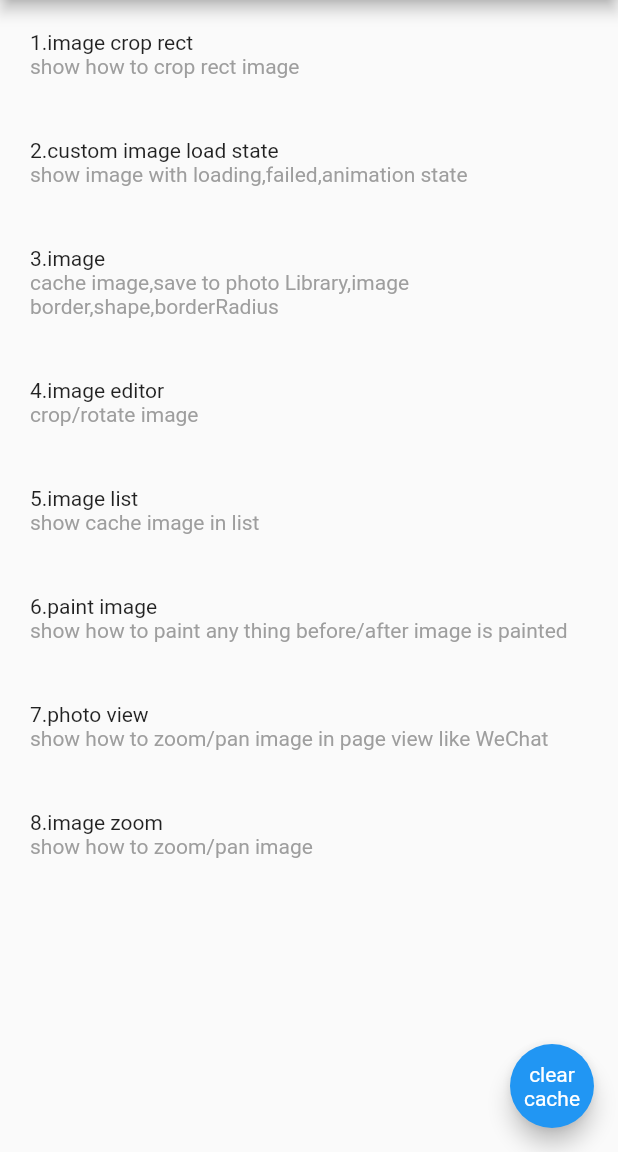
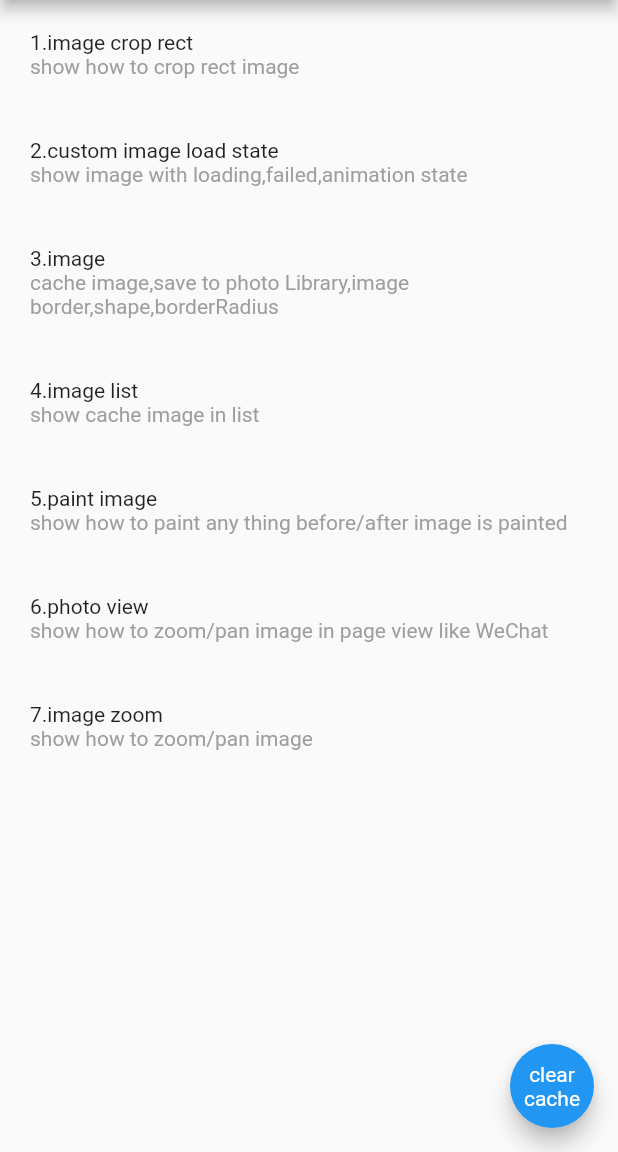
Before and after one commit to fluttercandies/extended_image, a Flutter app: the screen it shows after launch, on a phone screen of 412 x 824 dp, the part 84-1236 px from its top. Run offline on Flutter 3.47's test engine with Material 2 defaults, Android fonts, the phone set to English and light mode, and no system bars; drawn by our look-alikes of oktoast; our stand-ins replace flutter_screenutil, like_button; missing offline and left inert: extended_image_library, extended_text, extended_text_library, ff_annotation_route, http_client_helper, image_picker_saver and 2 more.

Commit message:
remove image edit for now

```diff
--- a/example/lib/common/crop_image.dart
+++ b/example/lib/common/crop_image.dart
@@ -1,4 +1,3 @@
-import 'dart:io';
 import 'dart:math';
 import 'package:example/common/pic_swiper.dart';
 import 'package:example/common/tu_chong_repository.dart';
--- a/example/lib/example_route.dart
+++ b/example/lib/example_route.dart
@@ -8,7 +8,6 @@ import 'common/pic_swiper.dart';
 import 'pages/crop_image_demo.dart';
 import 'pages/custom_image_demo.dart';
 import 'pages/image_demo.dart';
-import 'pages/image_editor_demo.dart';
 import 'pages/image_list_demo.dart';
 import 'pages/main_page.dart';
 import 'pages/paint_image_demo.dart';
@@ -45,12 +44,6 @@ RouteResult getRouteResult({String name, Map<String, dynamic> arguments}) {
         routeName: "image",
         description:
             "cache image,save to photo Library,image border,shape,borderRadius",
-      );
-    case "fluttercandies://imageeditor":
-      return RouteResult(
-        widget: ImageEditorDemo(),
-        routeName: "image editor",
-        description: "crop/rotate image",
       );
     case "fluttercandies://imagelist":
       return RouteResult(
@@ -118,7 +111,6 @@ List<String> routeNames = [
   "fluttercandies://cropimage",
   "fluttercandies://customimage",
   "fluttercandies://image",
-  "fluttercandies://imageeditor",
   "fluttercandies://imagelist",
   "fluttercandies://mainpage",
   "fluttercandies://paintimage",
--- a/example/lib/example_route_helper.dart
+++ b/example/lib/example_route_helper.dart
@@ -27,14 +27,14 @@ class FFNavigatorObserver extends NavigatorObserver {
 
   @override
   void didRemove(Route route, Route previousRoute) {
-     super.didRemove(route, previousRoute);
+    super.didRemove(route, previousRoute);
     _showStatusBarChange(previousRoute, route);
     _routeChange(previousRoute);
   }
 
   @override
   void didReplace({Route newRoute, Route oldRoute}) {
-     super.didReplace(newRoute: newRoute, oldRoute: oldRoute);
+    super.didReplace(newRoute: newRoute, oldRoute: oldRoute);
     _showStatusBarChange(newRoute, oldRoute);
     _routeChange(newRoute);
   }
@@ -117,7 +117,6 @@ Widget _defaultTransitionsBuilder(
   return child;
 }
 
-
 class FFRouteSettings extends RouteSettings {
   final String routeName;
   final bool showStatusBar;
--- a/example/lib/pages/main_page.dart
+++ b/example/lib/pages/main_page.dart
@@ -10,13 +10,12 @@ import '../example_route.dart';
   routeName: "MainPage",
 )
 class MainPage extends StatelessWidget {
-  List<RouteResult> routes;
+  final List<RouteResult> routes = List<RouteResult>();
   MainPage() {
     routeNames.remove("fluttercandies://picswiper");
     routeNames.remove("fluttercandies://mainpage");
-    routes = routeNames
-        .map<RouteResult>((name) => getRouteResult(name: name))
-        .toList();
+    routes.addAll(
+        routeNames.map<RouteResult>((name) => getRouteResult(name: name)));
   }
   @override
   Widget build(BuildContext context) {
--- a/lib/src/extended_image_utils.dart
+++ b/lib/src/extended_image_utils.dart
@@ -33,8 +33,8 @@ enum ExtendedImageMode {
   None,
   //support be to zoom,scroll
   Gesture,
-  //support be to crop,rotate
-  Eidt
+//  //support be to crop,rotate
+//  Eidt
 }
 
 ///get type from T
```
Also changed, not shown: example/lib/main.dart (+0 -9 lines), example/lib/pages/image_editor_demo.dart (deleted, +0 -44 lines), lib/src/extended_image.dart (+15 -13 lines).
